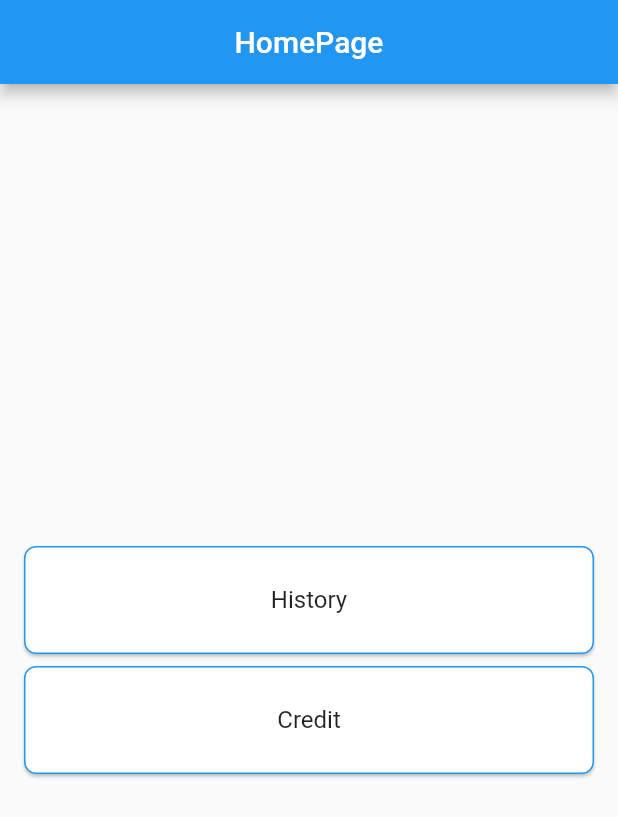
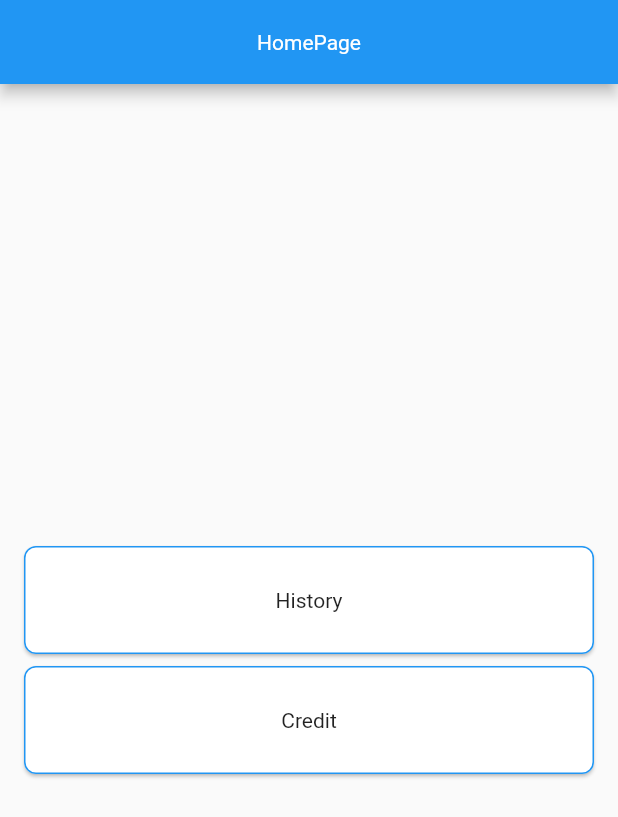
Before and after one commit to papazola-hue/protoype_pintar_iot, a Flutter app: the screen it shows after launch, on a phone screen of 412 x 824 dp. Shown: the top 817 px of the screen. Run offline on Flutter 3.47's test engine with Material 2 defaults, Android fonts, the phone set to English and light mode, and no system bars; our stand-ins replace firebase_core, firebase_database, get, liquid_progress_indicator; accounts and stored records are empty.

```diff
--- a/lib/main.dart
+++ b/lib/main.dart
@@ -1,10 +1,12 @@
+import 'package:firebase_core/firebase_core.dart';
 import 'package:flutter/material.dart';
 import 'package:get/get.dart';
 import 'package:protoype_pintar_iot/screen/home_screen.dart';
-// import 'package:protoype_pintar_iot/screen/splash_screen.dart';
-// import 'package:protoype_pintar_iot/Helper/route.dart' as router;
+import 'package:flutter_localizations/flutter_localizations.dart';
 
-void main() {
+Future<void> main() async {
+  WidgetsFlutterBinding.ensureInitialized();
+  await Firebase.initializeApp();
   runApp(MyApp());
 }
 
@@ -13,6 +15,11 @@ class MyApp extends StatelessWidget {
   @override
   Widget build(BuildContext context) {
     return GetMaterialApp(
+      localizationsDelegates: [
+        GlobalMaterialLocalizations.delegate,
+        GlobalWidgetsLocalizations.delegate,
+        GlobalCupertinoLocalizations.delegate,
+      ],
       title: 'Prototype Radiasi IOT',
       debugShowCheckedModeBanner: false,
       theme: ThemeData(
--- a/lib/screen/home_screen.dart
+++ b/lib/screen/home_screen.dart
@@ -14,7 +14,7 @@ class HomeScreen extends StatefulWidget {
 
 class _HomeScreenState extends State<HomeScreen> {
   @override
-  Widget build(BuildContext context) {
+  Widget build(BuildContext cozntext) {
     return Scaffold(
       appBar: AppBar(
         centerTitle: true,
--- a/lib/widget/template_text_widget.dart
+++ b/lib/widget/template_text_widget.dart
@@ -4,18 +4,19 @@ class TemplateTextWidget extends StatelessWidget {
   final String title;
   final Color warna;
   final double size;
+  final FontWeight fontWeight;
   const TemplateTextWidget({
     Key key,
     this.title,
     this.warna,
-    this.size,
+    this.size = 14, this.fontWeight = FontWeight.w400,
   }) : super(key: key);
 
   @override
   Widget build(BuildContext context) {
     return Text(
       title == null ? '' : title,
-      style: TextStyle(color: warna, fontSize: size),
+      style: TextStyle(color: warna, fontSize: size,fontWeight: fontWeight),
     );
   }
 }
--- a/pubspec.yaml
+++ b/pubspec.yaml
@@ -22,6 +22,8 @@ environment:
 
 dependencies:
   flutter:
+    sdk: flutter
+  flutter_localizations:
     sdk: flutter
   cupertino_icons: ^1.0.0
   firebase_core: ^0.7.0
```
Also changed, not shown: lib/model/fetch_List_Model.dart (added, +39 -0 lines), lib/screen/history_screen.dart (+47 -19 lines), pubspec.lock.
